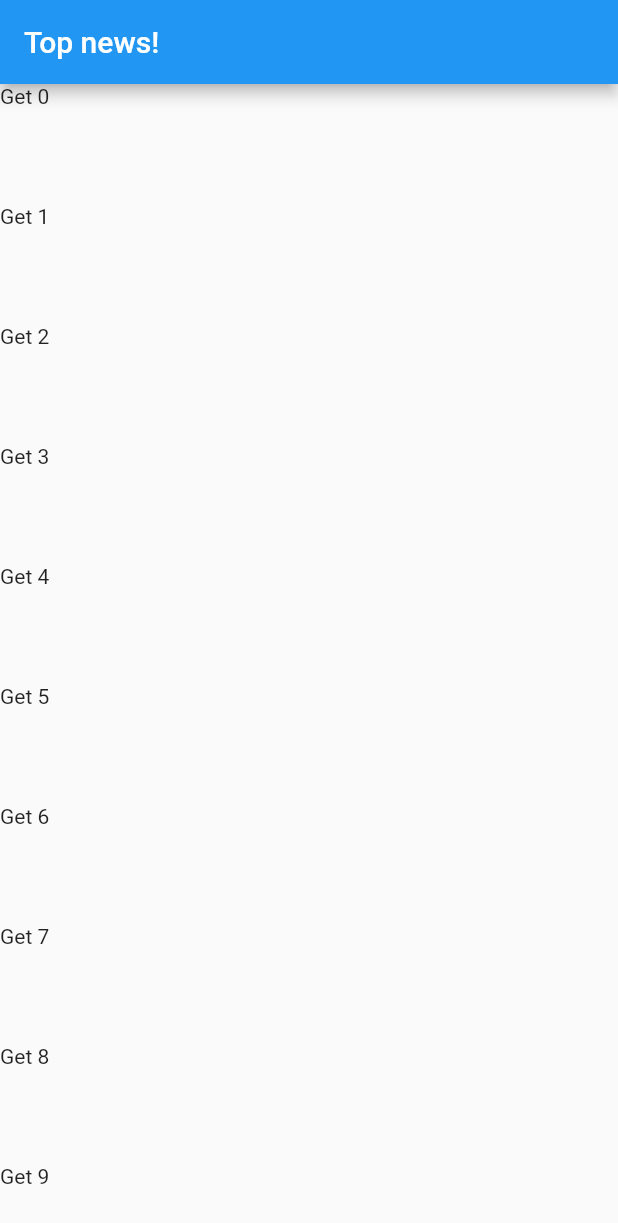
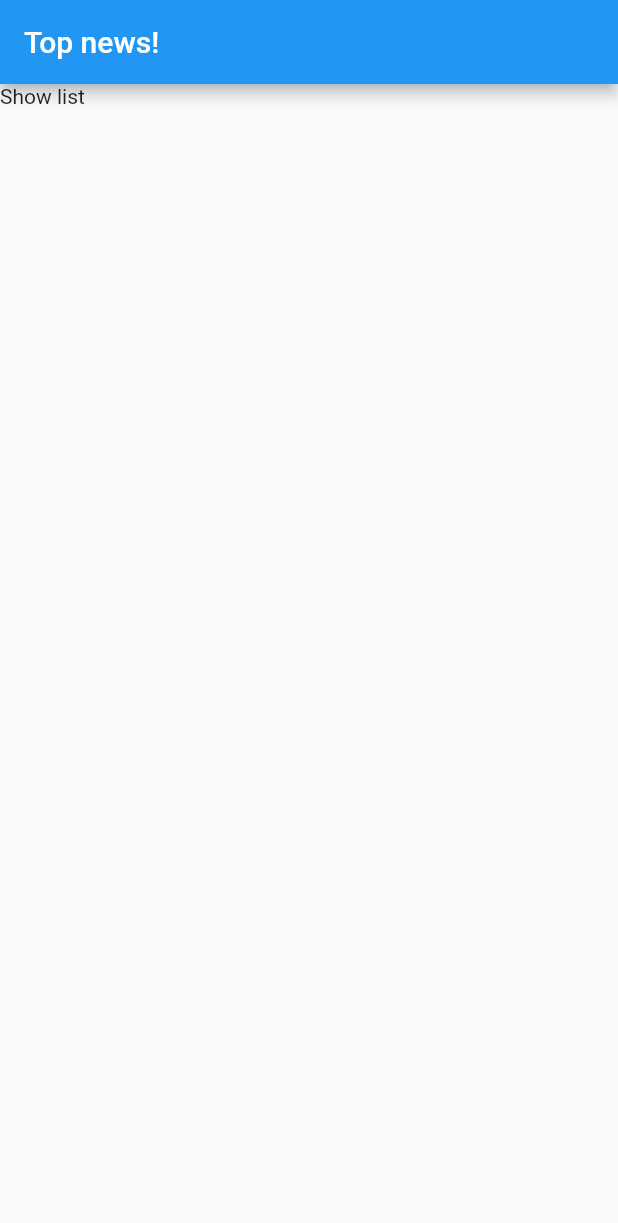
Before and after one commit to Balashoffs/hacker_news, a Flutter app: the screen it shows after launch, on a phone screen of 412 x 824 dp. Shown: the top 1223 px of the screen. Run offline on Flutter 3.47's test engine with Material 2 defaults, Android fonts, the phone set to English and light mode, and no system bars; our stand-ins replace rxdart, sqflite; accounts and stored records are empty.

Commit message:
22. On Demand Widget Rendering - 7. Bloc Design

```diff
--- /dev/null
+++ b/lib/src/blocs/stories_bloc.dart
@@ -0,0 +1,13 @@
+import 'package:rxdart/rxdart.dart';
+import '../models/item_model.dart';
+import '../resources/repository.dart';
+
+class StoriesBloc{
+  final _topIds = PublishSubject<List<int>>();
+
+  Observable<List<int>> get topIds => _topIds.stream;
+
+  dispose(){
+    _topIds.close();
+  }
+}
--- a/lib/src/screens/news_list.dart
+++ b/lib/src/screens/news_list.dart
@@ -7,33 +7,7 @@ class NewsList extends StatelessWidget {
       appBar: AppBar(
         title: Text('Top news!'),
       ),
-      body: buildList(),
-    );
-  }
-
-  Widget buildList() {
-    return ListView.builder(
-      itemCount: 1000,
-      itemBuilder: (contex, int index){
-        return FutureBuilder(
-          future: getFuture(),
-          builder: (contex, snapshot){
-            return Container(
-              height: 80,
-              child: snapshot.hasData
-                ? Text('Get $index')
-                : Text("Does not get $index"),
-            );
-          },
-        );
-      },
-    );
-  }
-
-  getFuture() {
-    return Future.delayed(
-      Duration(seconds: 2),
-      ()=> 'HI',
+      body: Text('Show list'),
     );
   }
 }
--- a/pubspec.yaml
+++ b/pubspec.yaml
@@ -27,6 +27,7 @@ dependencies:
   sqflite: ^1.1.7+1
   path_provider: ^0.4.1
   http: ^0.12.0+2
+  rxdart: ^0.22.4
 
 dev_dependencies:
   flutter_test:
```
Also changed, not shown: lib/src/blocs/stories_provider.dart (added, +20 -0 lines), pubspec.lock.
